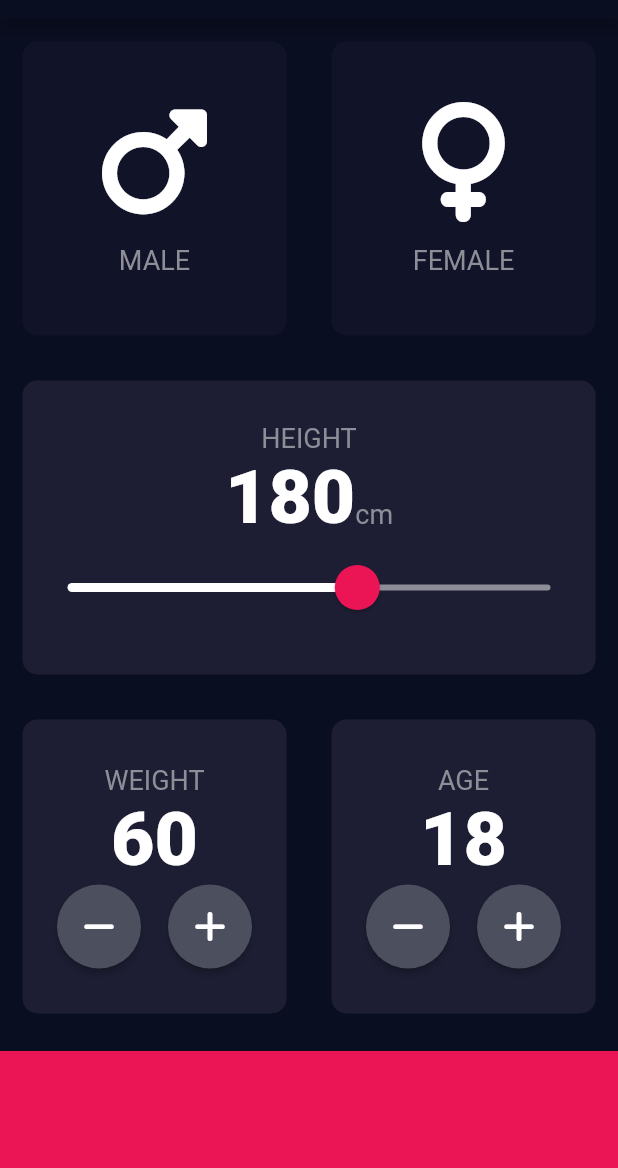
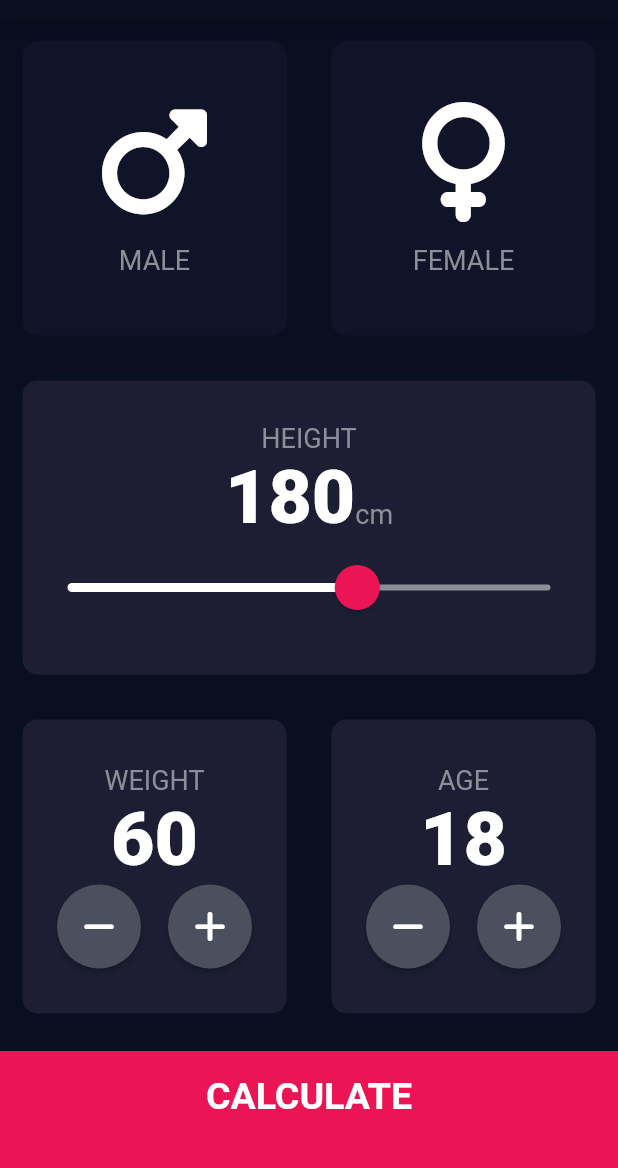
Before and after one commit to SKesek/BMI_calculator, a Flutter app: the screen it shows after launch, on a phone screen of 412 x 824 dp, the part 65-1233 px from its top. Run offline on Flutter 3.47's test engine with Material 2 defaults, Android fonts, the phone set to English and light mode, and no system bars; our stand-ins replace font_awesome_flutter.

Commit message:
Szkielet ekranu z wynikiem

```diff
--- a/lib/icon_content.dart
+++ b/lib/components/icon_content.dart
@@ -1,5 +1,5 @@
 import 'package:flutter/material.dart';
-import 'constants.dart';
+import '../constants.dart';
 
 class IconContent extends StatelessWidget {
   const IconContent({super.key, required this.icon, required this.label});
--- a/lib/constants.dart
+++ b/lib/constants.dart
@@ -4,6 +4,8 @@ const kBottomContainerHeight = 80.0;
 const kActiveCardColor = Color(0xFF1D1E33);
 const kInactiveCardColor = Color(0xFF111328);
 const kBottomContainerColour = Color(0xFFEB1555);
+const kLargeButtonTextStyle =
+    TextStyle(fontSize: 25, fontWeight: FontWeight.bold);
 
 const kLabelTextStyle = TextStyle(
   fontSize: 18,
@@ -11,3 +13,8 @@ const kLabelTextStyle = TextStyle(
 );
 
 const kNumberTextStyle = TextStyle(fontSize: 50, fontWeight: FontWeight.w900);
+const kTitleTextStyle = TextStyle(fontSize: 50, fontWeight: FontWeight.bold);
+const kResultTextStyle = TextStyle(
+    color: Color(0xFF24D876), fontSize: 22, fontWeight: FontWeight.bold);
+const kBMITextStyle = TextStyle(fontSize: 100, fontWeight: FontWeight.bold);
+const kBodyTextStyle = TextStyle(fontSize: 22);
--- a/lib/main.dart
+++ b/lib/main.dart
@@ -1,5 +1,5 @@
 import 'package:flutter/material.dart';
-import 'input_page.dart';
+import 'screens/input_page.dart';
 
 void main() {
   runApp(const MyApp());
--- a/lib/input_page.dart
+++ b/lib/screens/input_page.dart
@@ -1,8 +1,9 @@
+import 'package:bmi_calculator/screens/results_page.dart';
 import 'package:flutter/material.dart';
 import 'package:font_awesome_flutter/font_awesome_flutter.dart';
-import 'reusable_card.dart';
-import 'icon_content.dart';
-import 'constants.dart';
+import '../components/reusable_card.dart';
+import '../components/icon_content.dart';
+import '../constants.dart';
 
 enum Gender { male, female }
 
@@ -224,12 +225,25 @@ class _InputPageState extends State<InputPage> {
               ],
             ),
           ),
-          Container(
-            color: kBottomContainerColour,
-            margin: const EdgeInsets.only(top: 10),
-            width: double.infinity,
-            height: kBottomContainerHeight,
-          )
+          GestureDetector(
+            onTap: () {
+              Navigator.push(context,
+                  MaterialPageRoute(builder: (context) => const ResultsPage()));
+            },
+            child: Container(
+              padding: const EdgeInsets.only(bottom: 20),
+              color: kBottomContainerColour,
+              margin: const EdgeInsets.only(top: 10),
+              width: double.infinity,
+              height: kBottomContainerHeight,
+              child: const Center(
+                child: Text(
+                  'CALCULATE',
+                  style: kLargeButtonTextStyle,
+                ),
+              ),
+            ),
+          ),
         ],
       ),
     );
```
Also changed, not shown: lib/screens/results_page.dart (added, +75 -0 lines), lib/components/reusable_card.dart (renamed from lib/reusable_card.dart).
